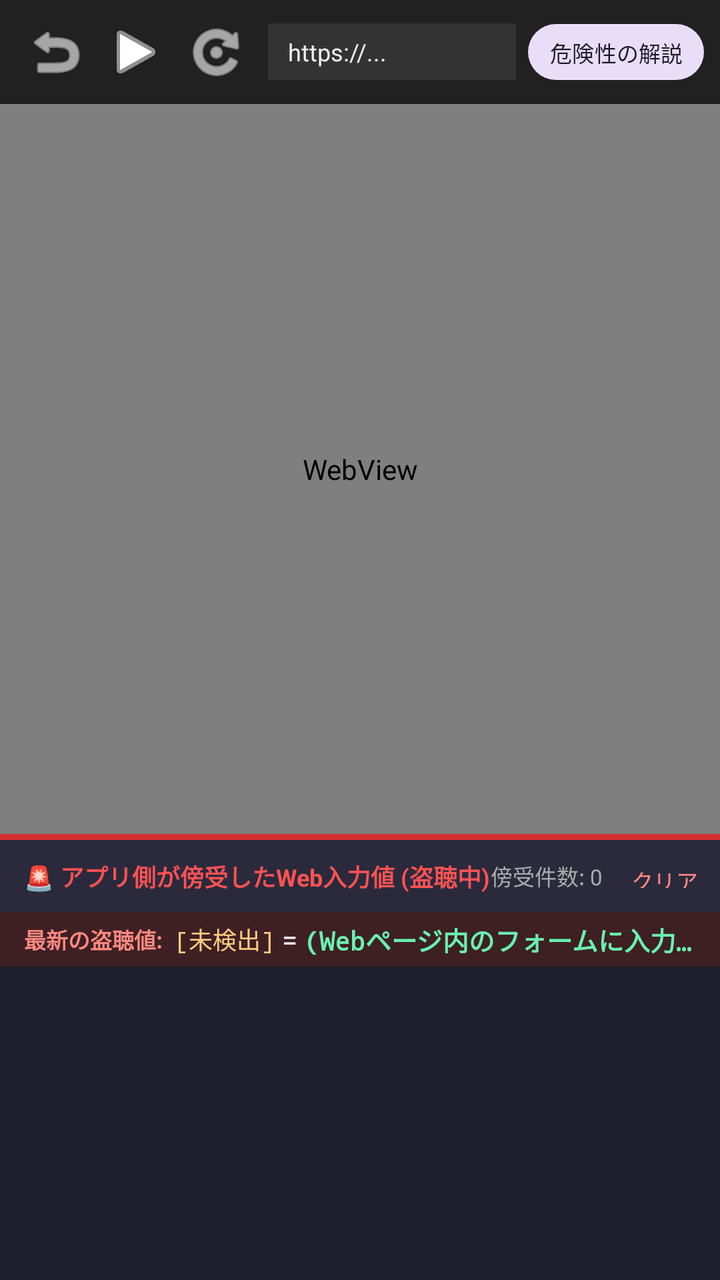
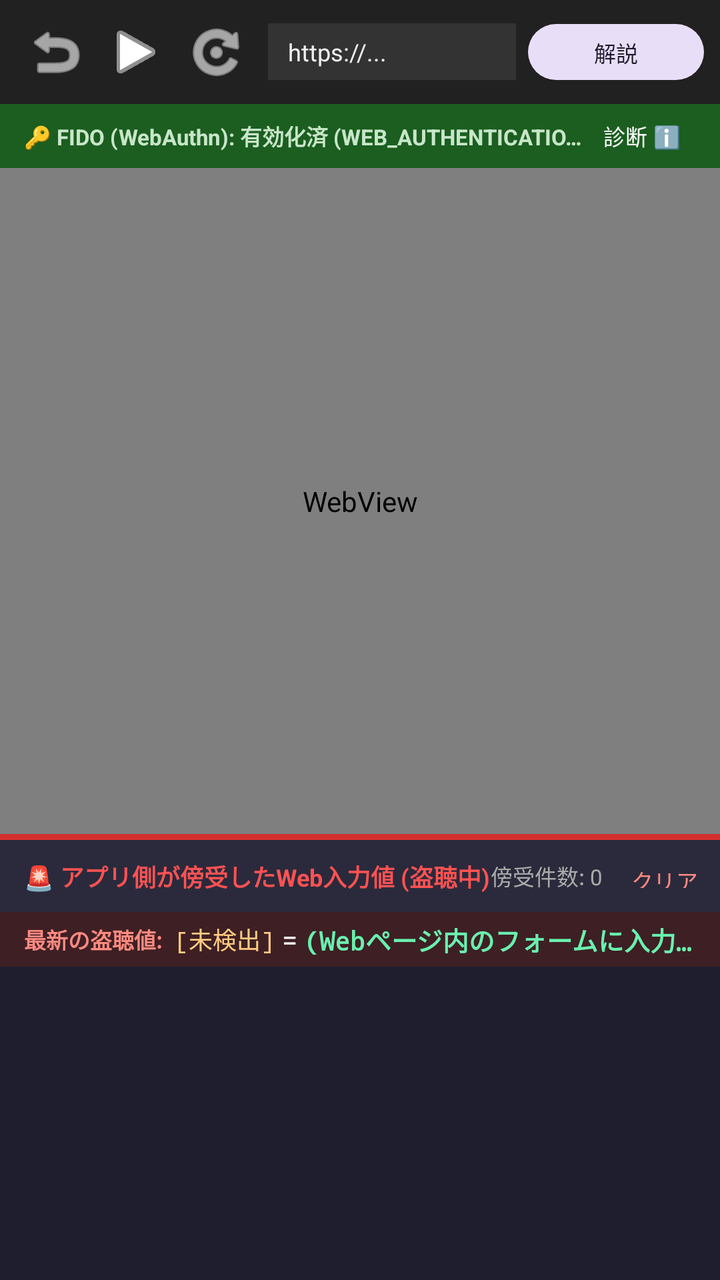

Before-and-after screenshots of an Android layout around one commit, followed by the original layout XML and the change that was made.
<!-- AndroidManifest.xml: application theme Theme.BrowserSecurityDemo -->
<!-- res/layout/activity_web_view.xml -->
<?xml version="1.0" encoding="utf-8"?>
<LinearLayout
    xmlns:android="http://schemas.android.com/apk/res/android"
    xmlns:app="http://schemas.android.com/apk/res-auto"
    android:layout_width="match_parent"
    android:layout_height="match_parent"
    android:orientation="vertical">

    
    <LinearLayout
        android:layout_width="match_parent"
        android:layout_height="52dp"
        android:background="#212121"
        android:gravity="center_vertical"
        android:orientation="horizontal"
        android:paddingHorizontal="8dp">

        <ImageButton
            android:id="@+id/btnBack"
            android:layout_width="40dp"
            android:layout_height="40dp"
            android:background="?attr/selectableItemBackgroundBorderless"
            android:src="@android:drawable/ic_menu_revert"
            app:tint="@color/white"
            android:contentDescription="Back" />

        <ImageButton
            android:id="@+id/btnForward"
            android:layout_width="40dp"
            android:layout_height="40dp"
            android:background="?attr/selectableItemBackgroundBorderless"
            android:src="@android:drawable/ic_media_play"
            app:tint="@color/white"
            android:contentDescription="Forward" />

        <ImageButton
            android:id="@+id/btnReload"
            android:layout_width="40dp"
            android:layout_height="40dp"
            android:background="?attr/selectableItemBackgroundBorderless"
            android:src="@android:drawable/ic_menu_rotate"
            app:tint="@color/white"
            android:contentDescription="Reload" />

        <TextView
            android:id="@+id/tvCurrentUrl"
            android:layout_width="0dp"
            android:layout_height="wrap_content"
            android:layout_weight="1"
            android:layout_marginHorizontal="6dp"
            android:background="#333333"
            android:ellipsize="middle"
            android:paddingHorizontal="10dp"
            android:paddingVertical="6dp"
            android:singleLine="true"
            android:text="https://..."
            android:textColor="#EEEEEE"
            android:textSize="12sp" />

        <Button
            android:id="@+id/btnExplain"
            style="@style/Widget.Material3.Button.TonalButton"
            android:layout_width="wrap_content"
            android:layout_height="36dp"
            android:paddingHorizontal="8dp"
            android:text="危険性の解説"
            android:textSize="11sp" />
    </LinearLayout>

    <ProgressBar
        android:id="@+id/progressBar"
        style="?android:attr/progressBarStyleHorizontal"
        android:layout_width="match_parent"
        android:layout_height="3dp"
        android:indeterminate="false"
        android:max="100"
        android:visibility="gone" />

    
    <WebView
        android:id="@+id/webView"
        android:layout_width="match_parent"
        android:layout_height="0dp"
        android:layout_weight="1" />

    
    <View
        android:layout_width="match_parent"
        android:layout_height="3dp"
        android:background="#D32F2F" />

    
    <LinearLayout
        android:id="@+id/panelConsole"
        android:layout_width="match_parent"
        android:layout_height="220dp"
        android:background="#1E1E2E"
        android:orientation="vertical">

        
        <LinearLayout
            android:layout_width="match_parent"
            android:layout_height="36dp"
            android:background="#2A2A3C"
            android:gravity="center_vertical"
            android:paddingHorizontal="12dp">

            <TextView
                android:layout_width="wrap_content"
                android:layout_height="wrap_content"
                android:text="🚨 アプリ側が傍受したWeb入力値 (盗聴中)"
                android:textColor="#FF5252"
                android:textSize="12sp"
                android:textStyle="bold" />

            <View
                android:layout_width="0dp"
                android:layout_height="1dp"
                android:layout_weight="1" />

            <TextView
                android:id="@+id/tvInterceptCount"
                android:layout_width="wrap_content"
                android:layout_height="wrap_content"
                android:layout_marginEnd="8dp"
                android:text="傍受件数: 0"
                android:textColor="#AAAAAA"
                android:textSize="11sp" />

            <Button
                android:id="@+id/btnClearConsole"
                style="@style/Widget.Material3.Button.TextButton"
                android:layout_width="wrap_content"
                android:layout_height="32dp"
                android:minWidth="0dp"
                android:paddingHorizontal="6dp"
                android:text="クリア"
                android:textColor="#FF8A80"
                android:textSize="11sp" />
        </LinearLayout>

        
        <LinearLayout
            android:id="@+id/layoutLatestAlert"
            android:layout_width="match_parent"
            android:layout_height="wrap_content"
            android:background="#3E1F24"
            android:orientation="horizontal"
            android:gravity="center_vertical"
            android:paddingHorizontal="12dp"
            android:paddingVertical="4dp">

            <TextView
                android:layout_width="wrap_content"
                android:layout_height="wrap_content"
                android:text="最新の盗聴値:"
                android:textColor="#FF8A80"
                android:textSize="11sp"
                android:textStyle="bold" />

            <TextView
                android:id="@+id/tvLatestKey"
                android:layout_width="wrap_content"
                android:layout_height="wrap_content"
                android:layout_marginStart="6dp"
                android:text="[未検出]"
                android:textColor="#FFCC80"
                android:textSize="12sp"
                android:fontFamily="monospace" />

            <TextView
                android:layout_width="wrap_content"
                android:layout_height="wrap_content"
                android:text=" = "
                android:textColor="#FFFFFF" />

            <TextView
                android:id="@+id/tvLatestVal"
                android:layout_width="0dp"
                android:layout_height="wrap_content"
                android:layout_weight="1"
                android:ellipsize="end"
                android:singleLine="true"
                android:text="(Webページ内のフォームに入力してください)"
                android:textColor="#69F0AE"
                android:textSize="13sp"
                android:textStyle="bold"
                android:fontFamily="monospace" />
        </LinearLayout>

        
        <androidx.recyclerview.widget.RecyclerView
            android:id="@+id/rvConsoleLogs"
            android:layout_width="match_parent"
            android:layout_height="0dp"
            android:layout_weight="1"
            android:paddingVertical="4dp" />

    </LinearLayout>

</LinearLayout>
<!-- resources referenced by this layout -->
<resources>
  <color name="white">#FFFFFFFF</color>
  <style name="Theme.BrowserSecurityDemo" parent="Theme.Material3.DayNight.NoActionBar">
          
          <item name="colorPrimary">@color/purple_500</item>
          <item name="colorPrimaryVariant">@color/purple_700</item>
          <item name="colorOnPrimary">@color/white</item>
          
          <item name="colorSecondary">@color/teal_200</item>
          <item name="colorSecondaryVariant">@color/teal_700</item>
          <item name="colorOnSecondary">@color/black</item>
          
          <item name="android:statusBarColor">?attr/colorPrimaryVariant</item>
      </style>
  <color name="purple_500">#FF6200EE</color>
  <color name="purple_700">#FF3700B3</color>
  <color name="teal_200">#FF03DAC5</color>
  <color name="teal_700">#FF018786</color>
  <color name="black">#FF000000</color>
</resources>

<!-- the commit's change to res/layout/activity_web_view.xml (unified diff, before → after) -->
@@ -63,7 +63,42 @@
             android:layout_width="wrap_content"
             android:layout_height="36dp"
             android:paddingHorizontal="8dp"
-            android:text="危険性の解説"
+            android:text="解説"
+            android:textSize="11sp" />
+    </LinearLayout>
+
+    
+    <LinearLayout
+        android:id="@+id/layoutFidoStatus"
+        android:layout_width="match_parent"
+        android:layout_height="32dp"
+        android:background="#1B5E20"
+        android:gravity="center_vertical"
+        android:orientation="horizontal"
+        android:paddingHorizontal="12dp">
+
+        <TextView
+            android:id="@+id/tvFidoStatus"
+            android:layout_width="0dp"
+            android:layout_height="wrap_content"
+            android:layout_weight="1"
+            android:ellipsize="end"
+            android:singleLine="true"
+            android:text="🔑 FIDO (WebAuthn): 有効化済 (WEB_AUTHENTICATION_SUPPORT_FOR_APP)"
+            android:textColor="#C8E6C9"
+            android:textSize="11sp"
+            android:textStyle="bold" />
+
+        <Button
+            android:id="@+id/btnFidoDetails"
+            style="@style/Widget.Material3.Button.TextButton"
+            android:layout_width="wrap_content"
+            android:layout_height="28dp"
+            android:minWidth="0dp"
+            android:paddingHorizontal="8dp"
+            android:paddingVertical="0dp"
+            android:text="診断 ℹ️"
+            android:textColor="#FFFFFF"
             android:textSize="11sp" />
     </LinearLayout>
 
